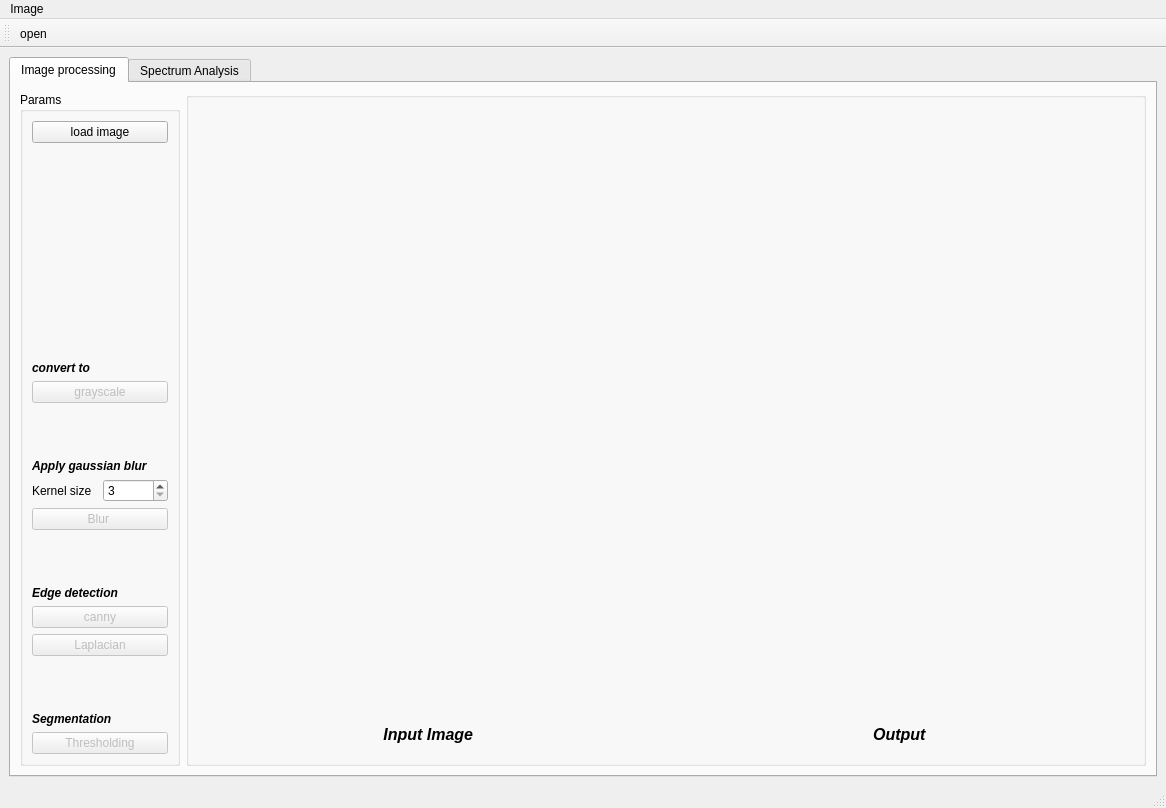
The window that GUI.ui (zamaS24/health-processing) describes before a commit, drawn with Qt 5.
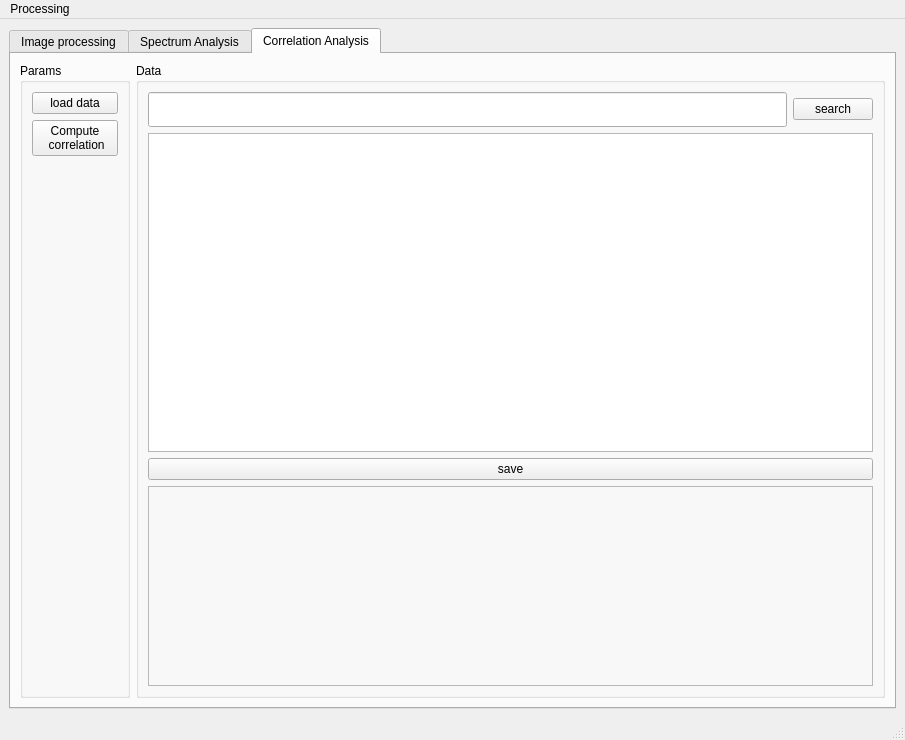
The same window after the commit. Icons and pictures are not drawn.

Commit message: Added lot of features : 	- thresholding in image processing implemented 	- periodgram in spectral analysis 	- some db queries 	- Date procssing: loading csv, displaying correlation matrix 	- responsive table, dynamic columns

What changed in the file:
```diff
--- a/GUI.ui
+++ b/GUI.ui
@@ -6,8 +6,8 @@
    <rect>
     <x>0</x>
     <y>0</y>
-    <width>1166</width>
-    <height>808</height>
+    <width>905</width>
+    <height>740</height>
    </rect>
   </property>
   <property name="windowTitle">
@@ -18,7 +18,7 @@
     <item>
      <widget class="QTabWidget" name="tabWidget">
       <property name="currentIndex">
-       <number>0</number>
+       <number>2</number>
       </property>
       <widget class="QWidget" name="tab">
        <attribute name="title">
@@ -424,7 +424,7 @@
               </spacer>
              </item>
              <item>
-              <widget class="QPushButton" name="pushButton">
+              <widget class="QPushButton" name="btn_remove_plots">
                <property name="text">
                 <string>remove 
  plots</string>
@@ -439,7 +439,7 @@
             <property name="title">
              <string/>
             </property>
-            <layout class="QHBoxLayout" name="horizontalLayout_7">
+            <layout class="QVBoxLayout" name="verticalLayout_14">
              <item>
               <layout class="QGridLayout" name="gridLayout_2">
                <item row="0" column="0">
@@ -529,6 +529,131 @@
         </item>
        </layout>
       </widget>
+      <widget class="QWidget" name="tab_3">
+       <attribute name="title">
+        <string>Correlation Analysis</string>
+       </attribute>
+       <layout class="QVBoxLayout" name="verticalLayout_19">
+        <item>
+         <layout class="QHBoxLayout" name="horizontalLayout_8">
+          <item>
+           <widget class="QGroupBox" name="groupBox_5">
+            <property name="minimumSize">
+             <size>
+              <width>110</width>
+              <height>0</height>
+             </size>
+            </property>
+            <property name="title">
+             <string>Params</string>
+            </property>
+            <layout class="QVBoxLayout" name="verticalLayout_18">
+             <item>
+              <widget class="QPushButton" name="btn_load_data">
+               <property name="text">
+                <string>load data</string>
+               </property>
+              </widget>
+             </item>
+             <item>
+              <widget class="QPushButton" name="btn_correlation">
+               <property name="text">
+                <string>Compute 
+ correlation</string>
+               </property>
+              </widget>
+             </item>
+             <item>
+              <spacer name="verticalSpacer">
+               <property name="orientation">
+                <enum>Qt::Vertical</enum>
+               </property>
+               <property name="sizeHint" stdset="0">
+                <size>
+                 <width>20</width>
+                 <height>488</height>
+                </size>
+               </property>
+              </spacer>
+             </item>
+            </layout>
+           </widget>
+          </item>
+          <item>
+           <widget class="QGroupBox" name="groupBox_6">
+            <property name="title">
+             <string>Data</string>
+            </property>
+            <layout class="QVBoxLayout" name="verticalLayout_11">
+             <item>
+              <layout class="QHBoxLayout" name="horizontalLayout_7">
+               <item>
+                <widget class="QLineEdit" name="lineEdit">
+                 <property name="minimumSize">
+                  <size>
+                   <width>0</width>
+                   <height>35</height>
+                  </size>
+                 </property>
+                 <property name="font">
+                  <font>
+                   <pointsize>10</pointsize>
+                  </font>
+                 </property>
+                </widget>
+               </item>
+               <item>
+                <widget class="QPushButton" name="pushButton">
+                 <property name="text">
+                  <string>search</string>
+                 </property>
+                 <property name="icon">
+                  <iconset>
+                   <normalon>:/icons/icons/search.png</normalon>
+                  </iconset>
+                 </property>
+                </widget>
+               </item>
+              </layout>
+             </item>
+             <item>
+              <widget class="QTableWidget" name="tableWidget"/>
+             </item>
+             <item>
+              <widget class="QPushButton" name="btn_save_data">
+               <property name="text">
+                <string>save</string>
+               </property>
+              </widget>
+             </item>
+             <item>
+              <widget class="QFrame" name="frame_2">
+               <property name="minimumSize">
+                <size>
+                 <width>0</width>
+                 <height>200</height>
+                </size>
+               </property>
+               <property name="frameShape">
+                <enum>QFrame::StyledPanel</enum>
+               </property>
+               <property name="frameShadow">
+                <enum>QFrame::Raised</enum>
+               </property>
+               <layout class="QVBoxLayout" name="verticalLayout_17">
+                <item>
+                 <layout class="QVBoxLayout" name="verticalLayout_12"/>
+                </item>
+               </layout>
+              </widget>
+             </item>
+            </layout>
+           </widget>
+          </item>
+         </layout>
+        </item>
+       </layout>
+      </widget>
      </widget>
     </item>
    </layout>
@@ -538,7 +663,7 @@
     <rect>
      <x>0</x>
      <y>0</y>
-     <width>1166</width>
+     <width>905</width>
      <height>26</height>
     </rect>
    </property>
@@ -548,36 +673,28 @@
    <property name="styleSheet">
     <string notr="true"/>
    </property>
-   <widget class="QMenu" name="menuopen_image">
+   <widget class="QMenu" name="menuimage">
     <property name="title">
-     <string>Image</string>
+     <string>Processing</string>
     </property>
     <addaction name="actionopen"/>
    </widget>
-   <addaction name="menuopen_image"/>
+   <addaction name="menuimage"/>
   </widget>
   <widget class="QStatusBar" name="statusbar"/>
-  <widget class="QToolBar" name="toolBar">
-   <property name="windowTitle">
-    <string>toolBar</string>
+  <action name="actionImage_processing">
+   <property name="text">
+    <string>Image</string>
    </property>
-   <property name="autoFillBackground">
-    <bool>false</bool>
+  </action>
+  <action name="actionSpectrum_analysis">
+   <property name="text">
+    <string>Spectrum analysis</string>
    </property>
-   <property name="styleSheet">
-    <string notr="true"/>
-   </property>
-   <attribute name="toolBarArea">
-    <enum>TopToolBarArea</enum>
-   </attribute>
-   <attribute name="toolBarBreak">
-    <bool>false</bool>
-   </attribute>
-   <addaction name="actionopen"/>
-  </widget>
-  <action name="actionopen">
+  </action>
+  <action name="actionDataBase_Consulting">
    <property name="text">
-    <string>open</string>
+    <string>DataBase Consulting</string>
    </property>
   </action>
  </widget>
```
Left out of the diff: 52 changed lines with no effect on the pictures. The commit also changes 6 other files.
